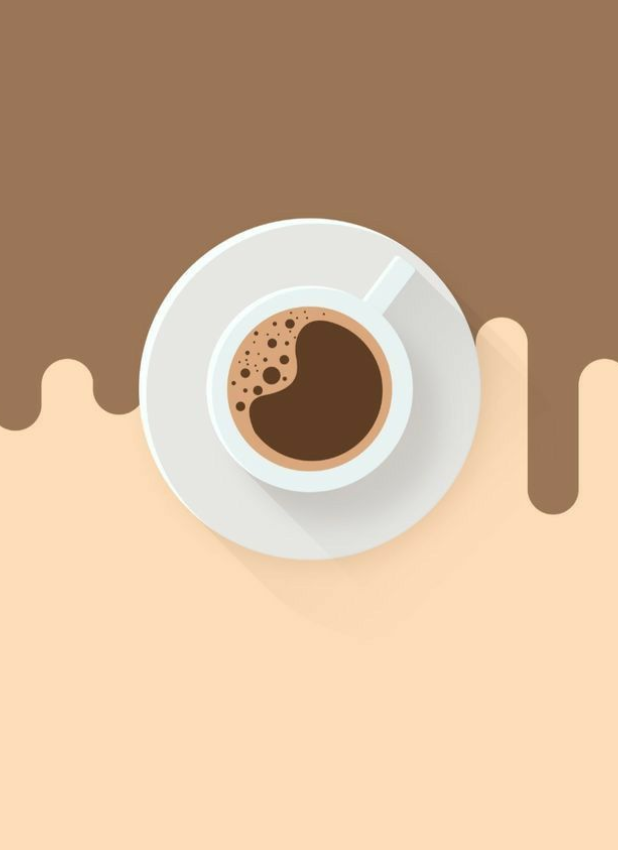
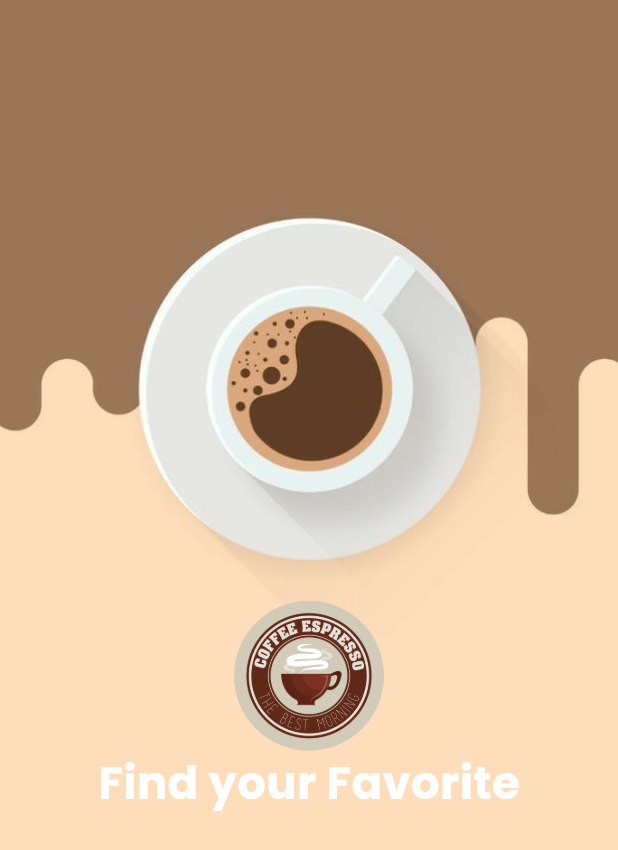
Before and after one commit to ShaviRajapaksha/Coffee_App_with_flutter, a Flutter app: the screen it shows after launch, on a phone screen of 412 x 824 dp. Shown: the top 850 px of the screen. Run offline on Flutter 3.47's test engine with Material 3 defaults, Android fonts, the phone set to English and light mode, and no system bars; our stand-ins replace google_fonts.

Commit message:
Enhance WelcomePage layout with logo and title text

```diff
--- a/lib/pages/welcome_page.dart
+++ b/lib/pages/welcome_page.dart
@@ -1,4 +1,5 @@
 import 'package:flutter/material.dart';
+import 'package:google_fonts/google_fonts.dart';
 
 class WelcomePage extends StatelessWidget {
   const WelcomePage({super.key});
@@ -7,12 +8,38 @@ class WelcomePage extends StatelessWidget {
   Widget build(BuildContext context) {
     return Scaffold(
       body: Container(
+        width: double.infinity,
         decoration: BoxDecoration(
           image: DecorationImage(
             image: AssetImage('assets/getStart.jpeg'),
             fit: BoxFit.cover,
           ),
         ),
+        child: Column(
+          crossAxisAlignment: CrossAxisAlignment.center,
+          mainAxisAlignment: MainAxisAlignment.center,
+          children: [
+            SizedBox(height: 120),
+            ClipRRect(
+              borderRadius: BorderRadius.circular(50),
+              child: Image.asset(
+                'assets/logo.jpg',
+                width: 100,
+                height: 100,
+                fit: BoxFit.contain,
+              ),
+            ),
+            Text(
+              "Find your Favorite",
+              style: TextStyle(
+                fontSize: 30,
+                fontFamily: GoogleFonts.poppins().fontFamily,
+                color: Colors.white,
+                fontWeight: FontWeight.bold,
+              ),
+            ),
+          ],
+        ),
       ),
     );
   }
```
